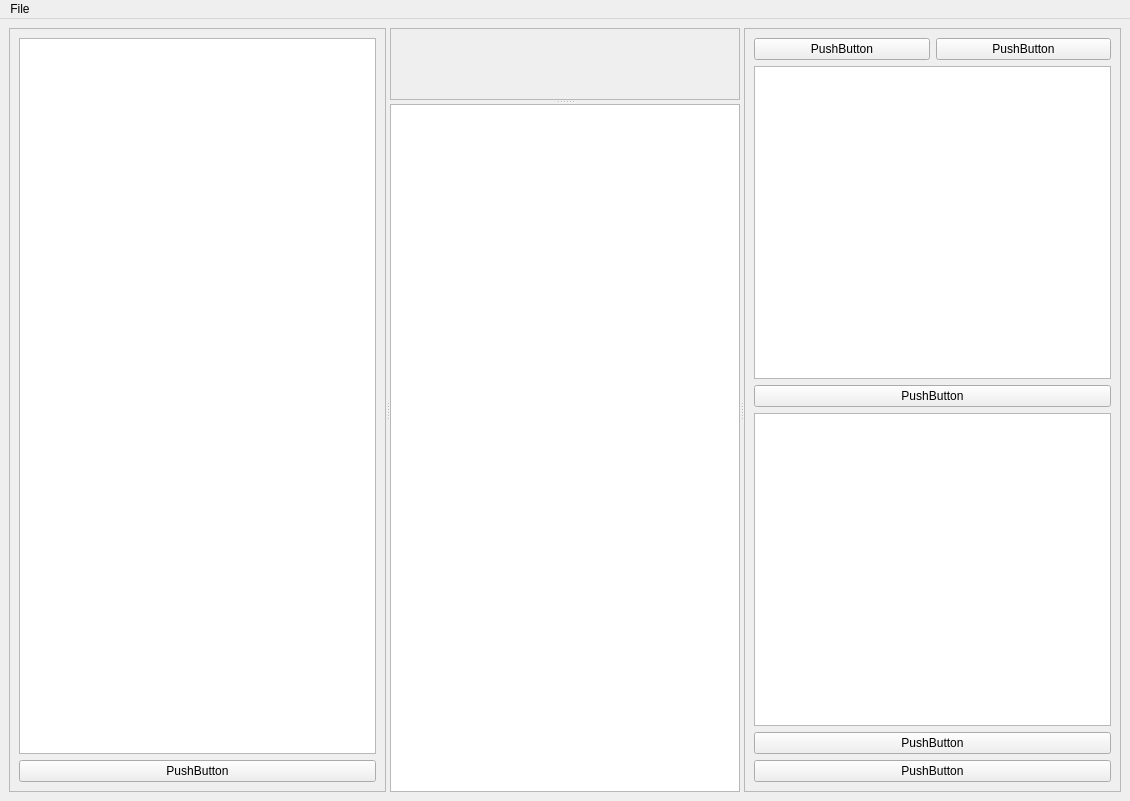
The window that slacx/slacxui/basic.ui (slaclab/paws) describes before a commit, drawn with Qt 5.
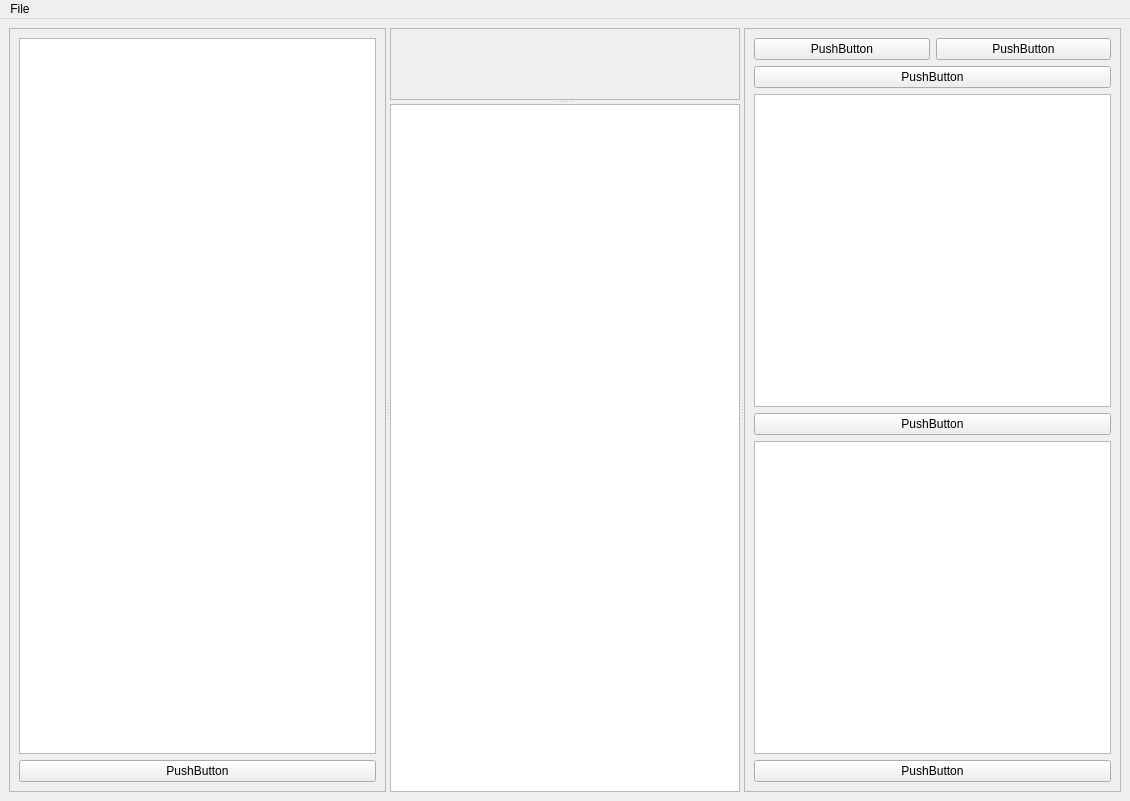
The same window after the commit.

Commit message: plugin manager is connected but minimal functionality. version+.

```diff
--- a/slacx/slacxui/basic.ui
+++ b/slacx/slacxui/basic.ui
@@ -77,16 +77,6 @@
         <enum>QFrame::Raised</enum>
        </property>
        <layout class="QGridLayout" name="gridLayout">
-        <item row="2" column="0" colspan="2">
-         <widget class="QTreeView" name="plugin_tree"/>
-        </item>
-        <item row="6" column="0" colspan="2">
-         <widget class="QPushButton" name="run_wf_button">
-          <property name="text">
-           <string>PushButton</string>
-          </property>
-         </widget>
-        </item>
         <item row="4" column="0" colspan="2">
          <widget class="QTreeView" name="wf_tree"/>
         </item>
@@ -97,13 +87,6 @@
           </property>
          </widget>
         </item>
-        <item row="3" column="0" colspan="2">
-         <widget class="QPushButton" name="edit_plugins_button">
-          <property name="text">
-           <string>PushButton</string>
-          </property>
-         </widget>
-        </item>
         <item row="1" column="0">
          <widget class="QPushButton" name="save_wf_button">
           <property name="text">
@@ -111,6 +94,13 @@
           </property>
          </widget>
         </item>
+        <item row="8" column="0" colspan="2">
+         <widget class="QPushButton" name="edit_plugins_button">
+          <property name="text">
+           <string>PushButton</string>
+          </property>
+         </widget>
+        </item>
         <item row="1" column="1">
          <widget class="QPushButton" name="load_wf_button">
           <property name="text">
@@ -118,6 +108,16 @@
           </property>
          </widget>
         </item>
+        <item row="7" column="0" colspan="2">
+         <widget class="QTreeView" name="plugin_tree"/>
+        </item>
+        <item row="2" column="0" colspan="2">
+         <widget class="QPushButton" name="run_wf_button">
+          <property name="text">
+           <string>PushButton</string>
+          </property>
+         </widget>
+        </item>
        </layout>
       </widget>
      </widget>
```
The commit also changes 11 other files.
